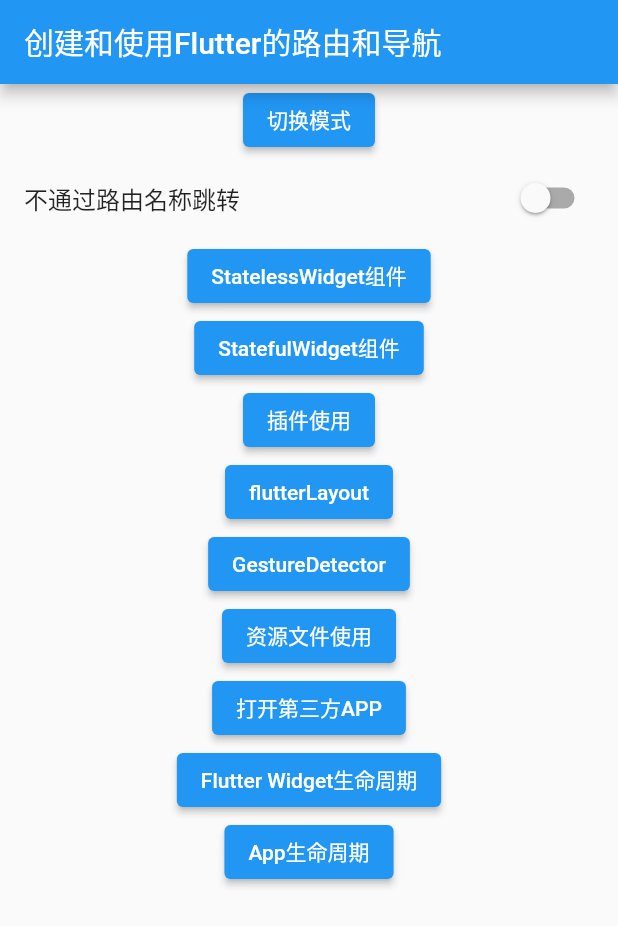
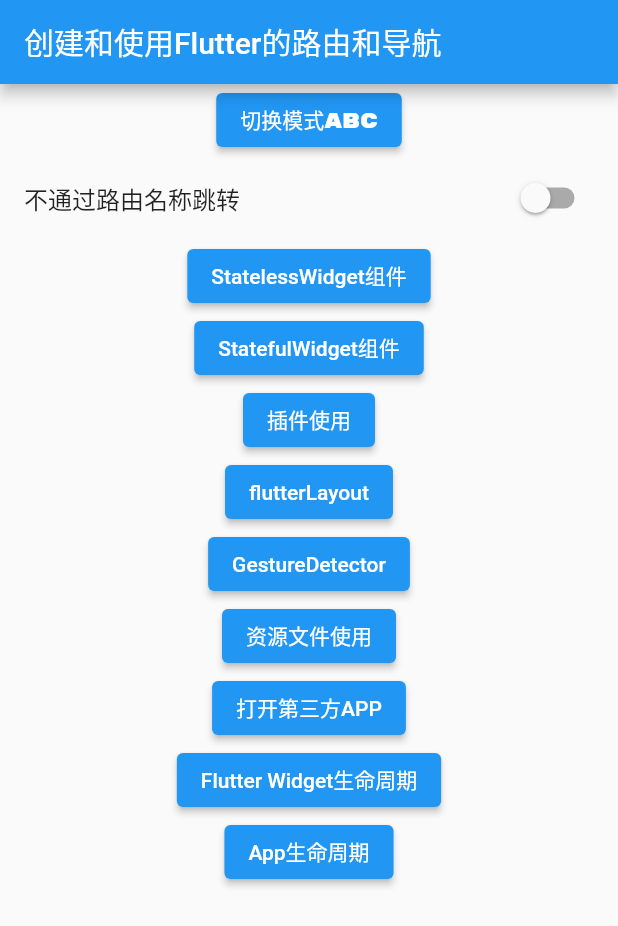
Before and after one commit to jiayuanfa/FlutterForXieCheng, a Flutter app: the screen it shows after launch, on a phone screen of 412 x 824 dp. Shown: the top 926 px of the screen. Run offline on Flutter 3.47's test engine with Material 2 defaults, Android fonts, the phone set to English and light mode, and no system bars; missing offline and left inert: flutter_color_plugin.

Commit message:
Flutter 字体的更换

```diff
--- a/lib/main.dart
+++ b/lib/main.dart
@@ -33,6 +33,7 @@ class _DynamicThemeState extends State<DynamicTheme> {
     return MaterialApp(
       title: '创建和使用Flutter的路由和导航',
       theme: ThemeData(
+        // fontFamily: 'RubikMonoOne', // 全局更换字体
         brightness: _brightness,
         primarySwatch: Colors.blue,
       ),
@@ -52,7 +53,11 @@ class _DynamicThemeState extends State<DynamicTheme> {
                       }
                     });
                   },
-                  child: const Text('切换模式')),
+                  child: const Text(
+                      '切换模式ABC',
+                      style: TextStyle(fontFamily: 'RubikMonoOne')
+                  ),
+                ),
               const RouteNavigator(),
             ],
           )),
```
Also changed, not shown: pubspec.yaml (+15 -15 lines), fonts/RubikMonoOne-Regular.ttf (added), pubspec.lock, 1 other file.
